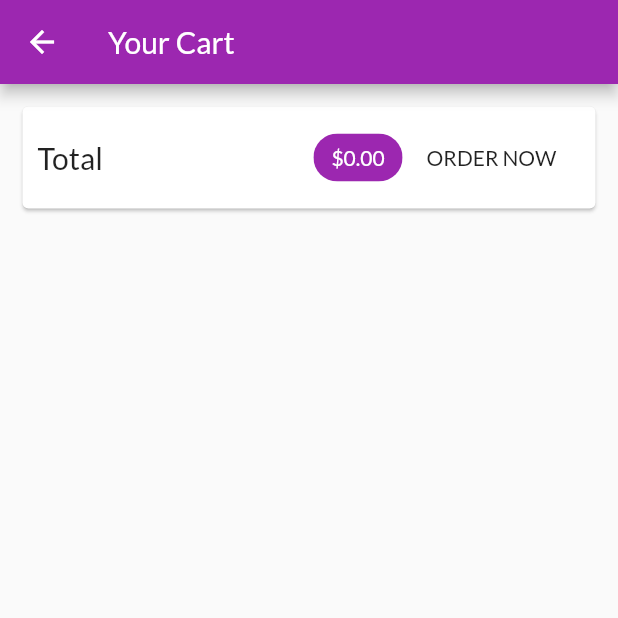
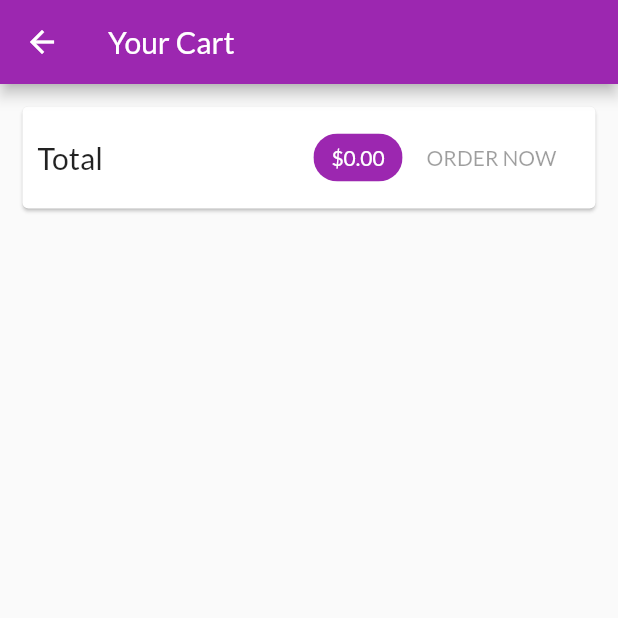
Before and after one commit to Olaoluwa1995/shop-app, a Flutter app: the CartScreen screen opened by its route, on a phone screen of 412 x 824 dp, the top half of it. Run offline on Flutter 3.47's test engine with Material 2 defaults, Android fonts, the phone set to English and light mode, and no system bars; network calls fail.

Commit message:
chore: add order and get orders

```diff
--- a/lib/providers/products.dart
+++ b/lib/providers/products.dart
@@ -69,6 +69,9 @@ class Products with ChangeNotifier {
     try {
       final product = await http.get(url);
       final productItem = json.decode(product.body) as Map<String, dynamic>;
+      if (productItem == null) {
+        return;
+      }
       final List<Product> loadedProduct = [];
       productItem.forEach((itemId, item) {
         loadedProduct.add(Product(
@@ -137,7 +140,7 @@ class Products with ChangeNotifier {
   }
 
   Future<void> deleteProduct(String id) async {
-    final url = 'https://shopapp-60226.firebaseio.com/product/$id';
+    final url = 'https://shopapp-60226.firebaseio.com/product/$id.json';
     final existingProductIndex = _items.indexWhere((prod) => prod.id == id);
     var existingProduct = _items[existingProductIndex];
     _items.removeAt(existingProductIndex);
--- a/lib/screens/cart_screen.dart
+++ b/lib/screens/cart_screen.dart
@@ -8,6 +8,7 @@ import '../screens/order_screen.dart';
 
 class CartScreen extends StatelessWidget {
   static const routeName = '/cart';
+
   @override
   Widget build(BuildContext context) {
     final cart = Provider.of<Cart>(context);
@@ -41,17 +42,7 @@ class CartScreen extends StatelessWidget {
                     ),
                     backgroundColor: Theme.of(context).primaryColor,
                   ),
-                  FlatButton(
-                    onPressed: () {
-                      orders.addOrder(
-                        cart.items.values.toList(),
-                        cart.totalAmount,
-                      );
-                      cart.clear();
-                      Navigator.of(context).pushNamed(OrderScreen.routeName);
-                    },
-                    child: Text('ORDER NOW'),
-                  )
+                  OrderButton(cart: cart, orders: orders)
                 ],
               ),
             ),
@@ -77,3 +68,43 @@ class CartScreen extends StatelessWidget {
     );
   }
 }
+
+class OrderButton extends StatefulWidget {
+  const OrderButton({
+    Key key,
+    @required this.cart,
+    @required this.orders,
+  }) : super(key: key);
+
+  final Cart cart;
+  final Orders orders;
+
+  @override
+  _OrderButtonState createState() => _OrderButtonState();
+}
+
+class _OrderButtonState extends State<OrderButton> {
+  var _isLoading = false;
+  @override
+  Widget build(BuildContext context) {
+    return FlatButton(
+      onPressed: (widget.cart.totalAmount <= 0 || _isLoading)
+          ? null
+          : () async {
+              setState(() {
+                _isLoading = true;
+              });
+              await widget.orders.addOrder(
+                widget.cart.items.values.toList(),
+                widget.cart.totalAmount,
+              );
+              widget.cart.clear();
+              setState(() {
+                _isLoading = false;
+              });
+              Navigator.of(context).pushNamed(OrderScreen.routeName);
+            },
+      child: _isLoading ? CircularProgressIndicator() : Text('ORDER NOW'),
+    );
+  }
+}
```
Also changed, not shown: lib/providers/cart.dart (+17 -1 lines), lib/providers/orders.dart (+67 -3 lines), lib/providers/product.dart (+17 -1 lines), lib/screens/order_screen.dart (+25 -2 lines), lib/widgets/product_item.dart (+8 -8 lines).
